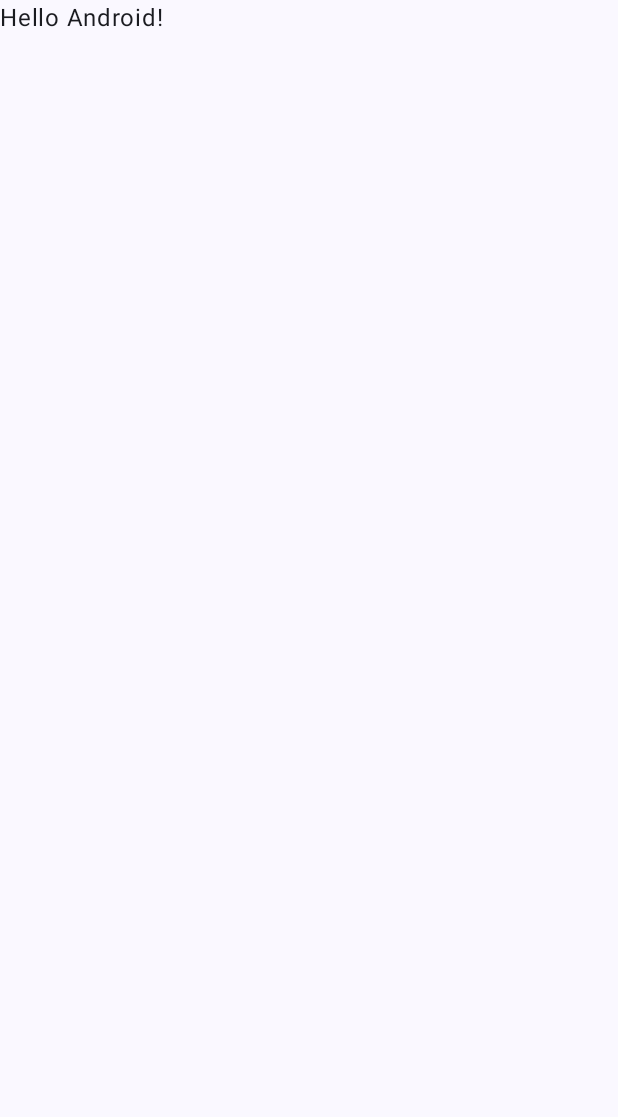
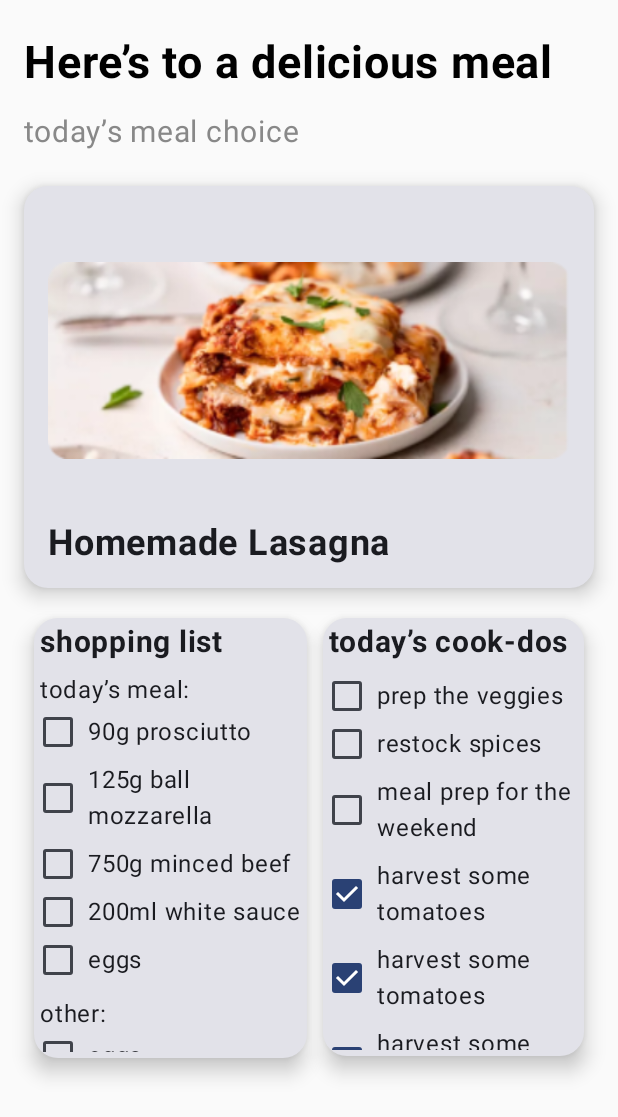
Before and after one commit to adieediee/SemestralnaPraca_VAMZ, an Android app built with Jetpack Compose: the screen it shows after launch (MainActivity), on a phone screen of 412 x 824 dp. Before the commit the part shown is almost empty. Shown: the top 1117 px of the screen. Run offline under Robolectric (Android 15) with nearby library versions, the phone set to English and light mode, and no system bars.

Commit message:
MainScreen

```diff
--- a/app/src/main/java/com/example/semestralka/MainActivity.kt
+++ b/app/src/main/java/com/example/semestralka/MainActivity.kt
@@ -1,5 +1,6 @@
 package com.example.semestralka
 
+import MainScreen
 import android.os.Bundle
 import androidx.activity.ComponentActivity
 import androidx.activity.compose.setContent
@@ -10,6 +11,7 @@ import androidx.compose.material3.Text
 import androidx.compose.runtime.Composable
 import androidx.compose.ui.Modifier
 import androidx.compose.ui.tooling.preview.Preview
+
 import com.example.semestralka.ui.theme.SemestralkaTheme
 
 class MainActivity : ComponentActivity() {
@@ -17,30 +19,8 @@ class MainActivity : ComponentActivity() {
         super.onCreate(savedInstanceState)
         setContent {
             SemestralkaTheme {
-                // A surface container using the 'background' color from the theme
-                Surface(
-                    modifier = Modifier.fillMaxSize(),
-                    color = MaterialTheme.colorScheme.background
-                ) {
-                    Greeting("Android")
-                }
+                MainScreen()
             }
         }
     }
 }
-
-@Composable
-fun Greeting(name: String, modifier: Modifier = Modifier) {
-    Text(
-        text = "Hello $name!",
-        modifier = modifier
-    )
-}
-
-@Preview(showBackground = true)
-@Composable
-fun GreetingPreview() {
-    SemestralkaTheme {
-        Greeting("Android")
-    }
-}
--- /dev/null
+++ b/app/src/main/java/com/example/semestralka/gui/mainscreen/MainScreen.kt
@@ -0,0 +1,198 @@
+import android.os.Bundle
+import androidx.activity.ComponentActivity
+import androidx.activity.compose.setContent
+import androidx.compose.foundation.Image
+import androidx.compose.foundation.layout.*
+import androidx.compose.foundation.lazy.LazyColumn
+import androidx.compose.foundation.lazy.items
+import androidx.compose.foundation.shape.RoundedCornerShape
+import androidx.compose.material3.*
+import androidx.compose.runtime.Composable
+import androidx.compose.ui.Alignment
+import androidx.compose.ui.Modifier
+import androidx.compose.ui.graphics.Color
+import androidx.compose.ui.platform.LocalConfiguration
+import androidx.compose.ui.res.painterResource
+import androidx.compose.ui.text.font.FontWeight
+import androidx.compose.ui.unit.dp
+import androidx.compose.ui.unit.sp
+import com.example.semestralka.R
+
+
+
+@Composable
+fun MainScreen() {
+    Column(
+        modifier = Modifier
+            .fillMaxSize()
+            .padding(16.dp)
+    ) {
+        Text(
+            text = "Here’s to a delicious meal",
+            fontSize = 30.sp,
+            fontWeight = FontWeight.Bold,
+            modifier = Modifier.padding(vertical = 8.dp)
+        )
+        Text(
+            text = "today’s meal choice",
+            fontSize = 20.sp,
+            color = Color.Gray,
+            modifier = Modifier.padding(vertical = 8.dp)
+        )
+        Spacer(modifier = Modifier.height(16.dp))
+        MealCard()
+        Spacer(modifier = Modifier.height(16.dp))
+        ListsRow()
+        Spacer(modifier = Modifier.height(16.dp))
+
+    }
+}
+
+@Composable
+fun MealCard() {
+    Card(
+        shape = RoundedCornerShape(16.dp),
+        elevation = CardDefaults.cardElevation(defaultElevation = 8.dp),
+        modifier = Modifier.fillMaxWidth()
+    ) {
+        Column(
+            modifier = Modifier
+                .fillMaxWidth()
+                .padding(16.dp)
+        ) {
+            Image(
+                painter = painterResource(id = R.drawable.food), // Replace with your image resource
+                contentDescription = "Homemade Lasagna",
+                modifier = Modifier
+                    .fillMaxWidth()
+                    .height(200.dp)
+            )
+            Spacer(modifier = Modifier.height(8.dp))
+            Text(
+                text = "Homemade Lasagna",
+                fontSize = 24.sp,
+                fontWeight = FontWeight.Bold
+            )
+        }
+    }
+}
+
+@Composable
+fun ListsRow() {
+    Row(
+        modifier = Modifier.fillMaxWidth(),
+        horizontalArrangement = Arrangement.SpaceEvenly
+    ) {
+        ShoppingListCard()
+        CookDoListCard()
+    }
+}
+
+@Composable
+fun ShoppingListCard() {
+    val configuration = LocalConfiguration.current
+    val screenWidthDp = configuration.screenWidthDp.dp / 2 - 24.dp
+
+    val items = listOf("90g prosciutto", "125g ball mozzarella", "750g minced beef", "200ml white sauce", "eggs")
+
+    Card(
+        shape = RoundedCornerShape(16.dp),
+        elevation = CardDefaults.cardElevation(defaultElevation = 8.dp),
+        modifier = Modifier
+            .padding(4.dp)
+            .width(screenWidthDp)
+            .height(293.dp)
+    ) {
+        LazyColumn(
+            modifier = Modifier.padding(4.dp)
+        ) {
+            item {
+                Text(
+                    text = "shopping list",
+                    fontSize = 20.sp,
+                    fontWeight = FontWeight.Bold
+                )
+                Spacer(modifier = Modifier.height(8.dp))
+                Text(text = "today’s meal:")
+            }
+            items(items) { item ->
+                CheckboxListItem(item)
+            }
+            item {
+                Spacer(modifier = Modifier.height(8.dp))
+                Text(text = "other:")
+                CheckboxListItem("eggs")
+                Spacer(modifier = Modifier.height(8.dp))
+                AddItemButton(text = "add an item")
+            }
+        }
+    }
+}
+
+@Composable
+fun CookDoListCard() {
+    val configuration = LocalConfiguration.current
+    val screenWidthDp = configuration.screenWidthDp.dp / 2 - 24.dp
+
+    val cookDoItems = listOf(
+        "prep the veggies",
+        "restock spices",
+        "meal prep for the weekend",
+        "harvest some tomatoes",
+        "harvest some tomatoes",
+        "harvest some tomatoes",
+        "harvest some tomatoes"
+
+    )
+
+    Card(
+        shape = RoundedCornerShape(16.dp),
+        elevation = CardDefaults.cardElevation(defaultElevation = 8.dp),
+        modifier = Modifier
+            .width(screenWidthDp)
+            .height(300.dp)
+            .padding(4.dp)
+    ) {
+        LazyColumn(
+            modifier = Modifier.padding(4.dp)
+        ) {
+            item {
+                Text(
+                    text = "today’s cook-dos",
+                    fontSize = 20.sp,
+                    fontWeight = FontWeight.Bold
+                )
+                Spacer(modifier = Modifier.height(8.dp))
+            }
+            items(cookDoItems) { item ->
+                CheckboxListItem(item, checked = item == "harvest some tomatoes")
+            }
+            item {
+                Spacer(modifier = Modifier.height(8.dp))
+                AddItemButton(text = "add a cook-do")
+            }
+        }
+    }
+}
+
+@Composable
+fun CheckboxListItem(text: String, checked: Boolean = false) {
+    Row(
+        verticalAlignment = Alignment.CenterVertically,
+        modifier = Modifier.padding(vertical = 4.dp)
+    ) {
+        Checkbox(
+            checked = checked,
+            onCheckedChange = null // This can be implemented as per requirement
+        )
+        Spacer(modifier = Modifier.width(8.dp))
+        Text(text = text)
+    }
+}
+
+@Composable
+fun AddItemButton(text: String) {
+    TextButton(onClick = { /* Handle add item action */ }) {
+        Text(text = text)
+    }
+}
--- /dev/null
+++ b/app/src/main/java/com/example/semestralka/gui/mainscreen/RecipeScreen.kt
@@ -0,0 +1 @@
+package com.example.semestralka.gui.mainscreen
--- a/app/src/main/res/values/strings.xml
+++ b/app/src/main/res/values/strings.xml
@@ -1,3 +1,5 @@
 <resources>
     <string name="app_name">Semestralka</string>
+    <string name="main_screen_title">Here\'s to a delicious meal!</string>
+    <string name="main_screen_food_title">Homemade Lasagna</string>
 </resources>
```
Also changed, not shown: app/src/main/res/drawable/food.png (added).
